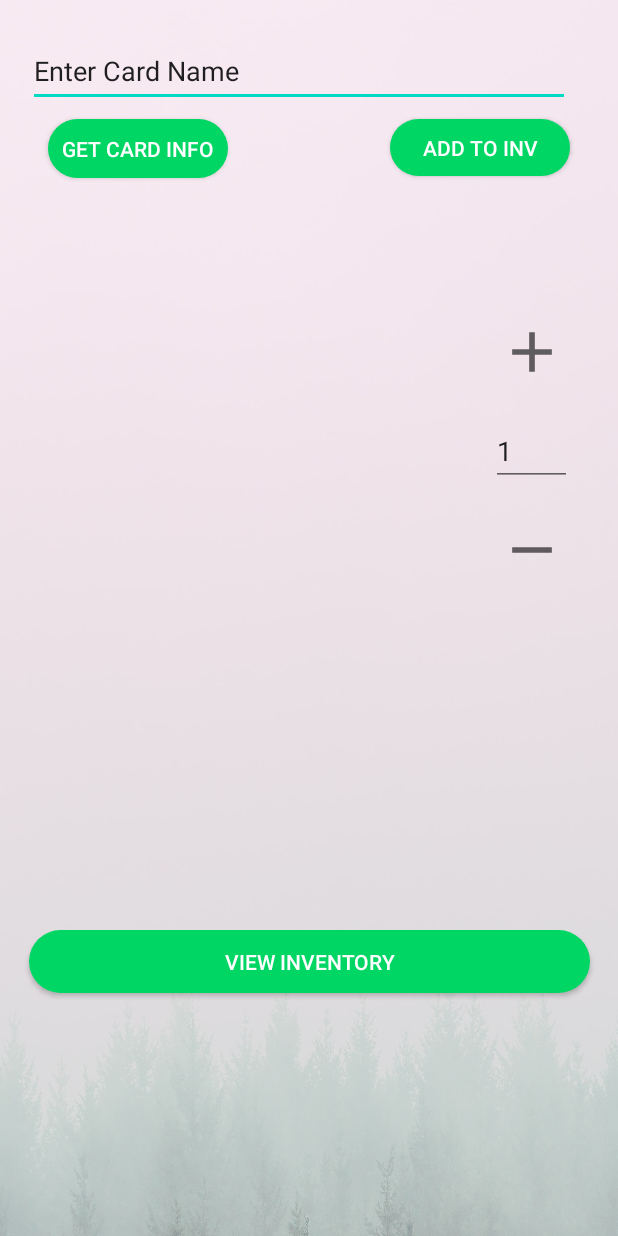
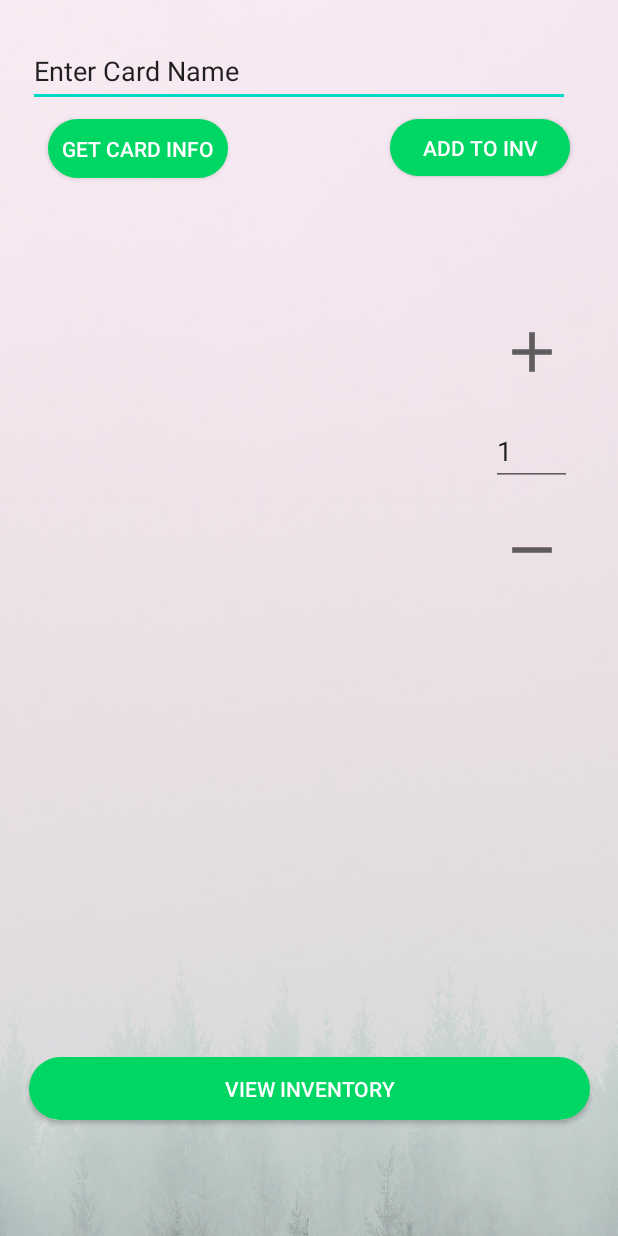
Before and after one commit to cesarxa/Loremaster-app, an Android app: the Card screen opened directly, with no data from a screen before it, on a phone screen of 412 x 824 dp. Run offline under Robolectric (Android 15) with nearby library versions, the phone set to English and light mode, and no system bars; our stand-ins replace Firebase (no records; nobody signed in at launch, a user with empty details on screens opened directly), Picasso; pictures from the network do not load.

Commit message:
Added more to Design Layout

```diff
--- a/app/src/main/res/layout/activity_card.xml
+++ b/app/src/main/res/layout/activity_card.xml
@@ -63,8 +63,8 @@
         app:layout_constraintEnd_toEndOf="parent"
         app:layout_constraintHorizontal_bias="0.495"
         app:layout_constraintStart_toStartOf="parent"
-        app:layout_constraintTop_toTopOf="parent"
-        app:layout_constraintVertical_bias="0.812" />
+        app:layout_constraintTop_toBottomOf="@+id/image_View"
+        app:layout_constraintVertical_bias="0.141" />
 
     <Button
         android:id="@+id/addButton"
@@ -117,14 +117,16 @@
         android:id="@+id/viewInvent"
         android:layout_width="374dp"
         android:layout_height="42dp"
-        android:layout_marginTop="620dp"
+        android:layout_marginTop="32dp"
+        android:layout_marginBottom="16dp"
         android:background="@drawable/rounded_button"
         android:onClick="viewInvent"
         android:text="View Inventory"
         android:textColor="#FFFFFF"
+        app:layout_constraintBottom_toBottomOf="parent"
         app:layout_constraintEnd_toEndOf="parent"
         app:layout_constraintStart_toStartOf="parent"
-        app:layout_constraintTop_toTopOf="parent" />
+        app:layout_constraintTop_toBottomOf="@+id/cardInfoView" />
 
 
     <!--this is the Inventory slider, we need to add an id and other stuff. -->
```
